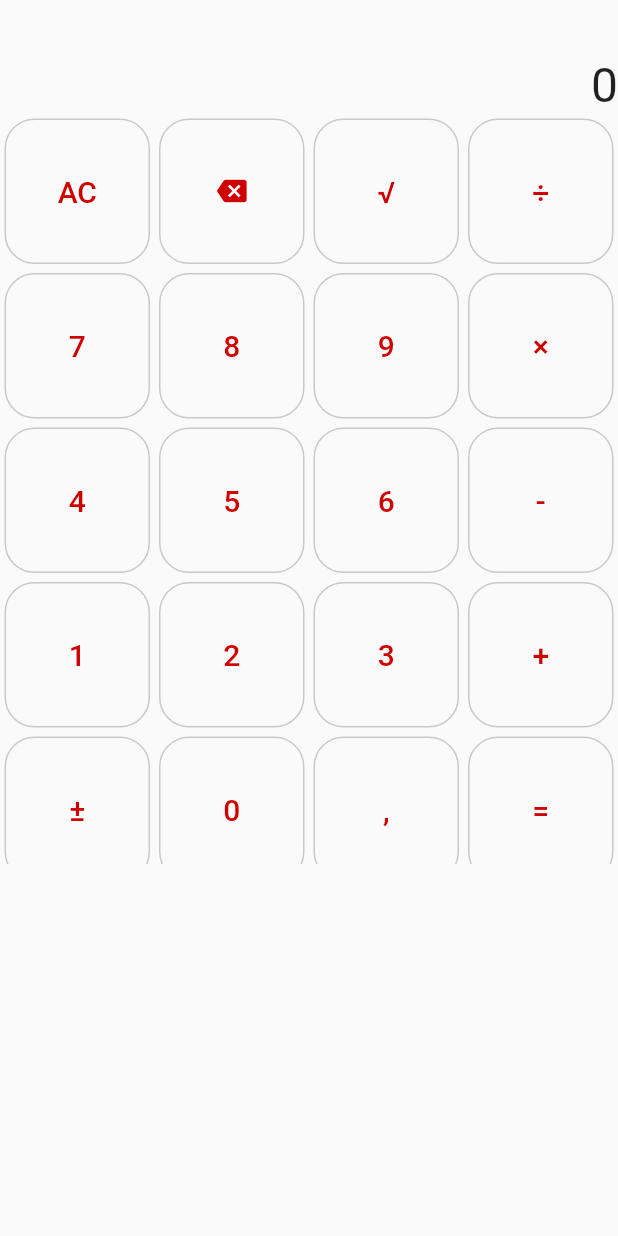
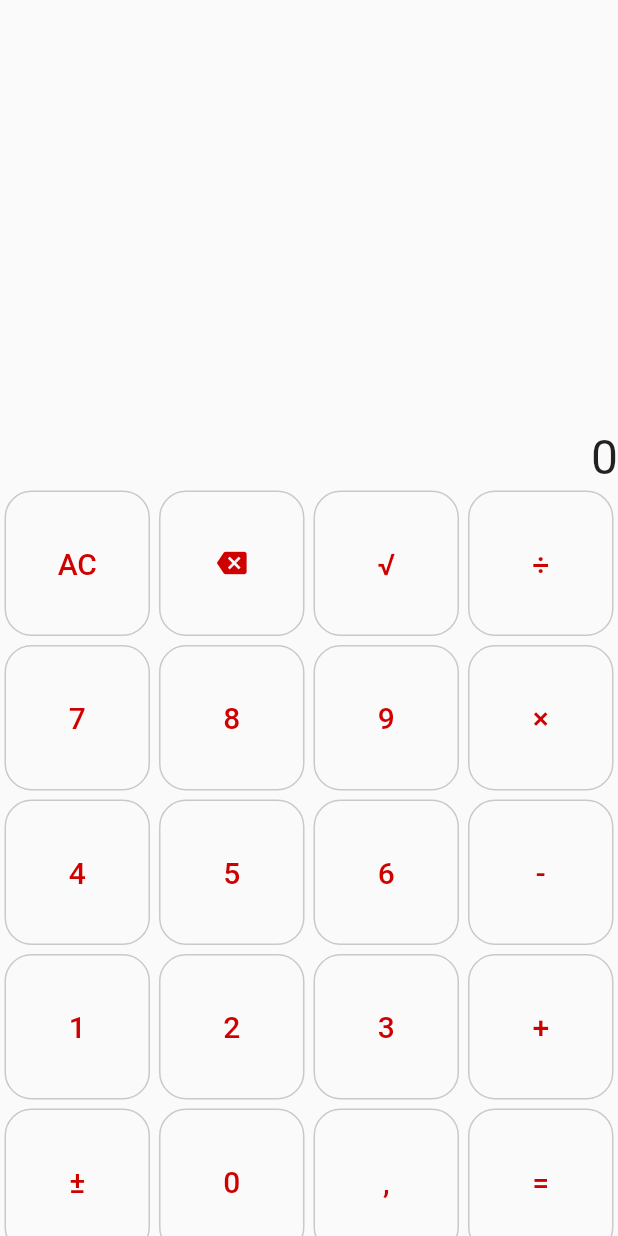
Before and after one commit to xAdiro/Flutter-calculator, a Flutter app: the screen it shows after launch, on a phone screen of 412 x 824 dp. Run offline on Flutter 3.47's test engine with Material 2 defaults, Android fonts, the phone set to English and light mode, and no system bars; our stand-ins replace decimal; missing offline and left inert: eventify.

Commit message:
Added handling division by 0. Made buttons onPressed highlight right shape

```diff
--- a/lib/button_panel/button.dart
+++ b/lib/button_panel/button.dart
@@ -40,13 +40,15 @@ class CalcButton extends StatelessWidget {
       child: TextButton(
         child: _child,
         onPressed: onPressed,
+        style: ButtonStyle(
+          shape: MaterialStateProperty.all<RoundedRectangleBorder>(
+            RoundedRectangleBorder(
+              borderRadius: BorderRadius.circular(18.0),
+              side: const BorderSide(color: _buttonBorderColor),
+            ),
+          ),
+        ),
       ),
-      decoration: BoxDecoration(
-          border: Border.all(
-            color: _buttonBorderColor,
-            width: 1,
-          ),
-          borderRadius: const BorderRadius.all(Radius.circular(20))),
       margin: const EdgeInsets.all(3),
     );
   }
--- a/lib/main.dart
+++ b/lib/main.dart
@@ -2,10 +2,6 @@ import 'package:calculator/button_panel/layout.dart';
 import 'package:calculator/calculator_screen/layout.dart';
 import 'package:flutter/material.dart';
 
-/*
-
-USE DECIMAL IN FUTURE
-*/
 void main() => runApp(const MyApp());
 
 class MyApp extends StatelessWidget {
@@ -15,16 +11,19 @@ class MyApp extends StatelessWidget {
   Widget build(BuildContext context) {
     var screen = CalculatorScreen();
 
-    //Navigator.push(context, MaterialPageRoute(builder: (_) => screen));
-
     return MaterialApp(
-      title: 'Welcome to Flutter',
+      title: 'Kalkulator',
       home: Scaffold(
-        body: Column(
-          children: [
-            screen,
-            ButtonPanel(screen: screen),
-          ],
+        body: SafeArea(
+          child: Column(
+            children: [
+              screen,
+              ButtonPanel(screen: screen),
+            ],
+            crossAxisAlignment: CrossAxisAlignment.center,
+            mainAxisSize: MainAxisSize.max,
+            mainAxisAlignment: MainAxisAlignment.end,
+          ),
         ),
       ),
     );
```
Also changed, not shown: lib/logic/operations.dart (+16 -4 lines).
